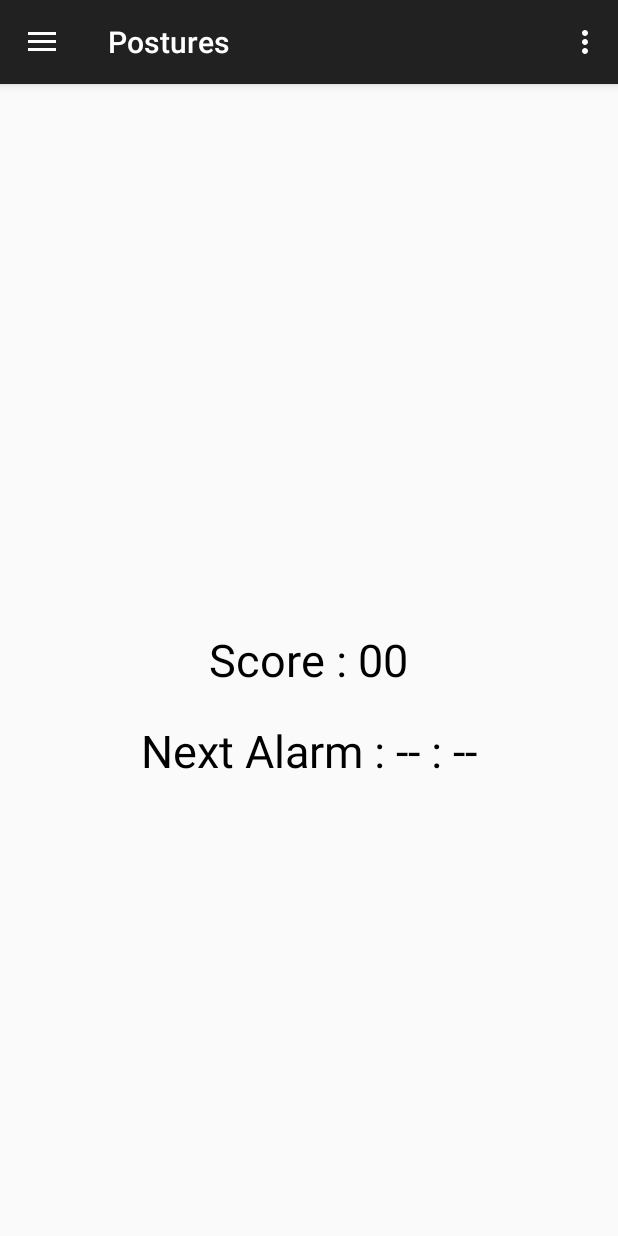
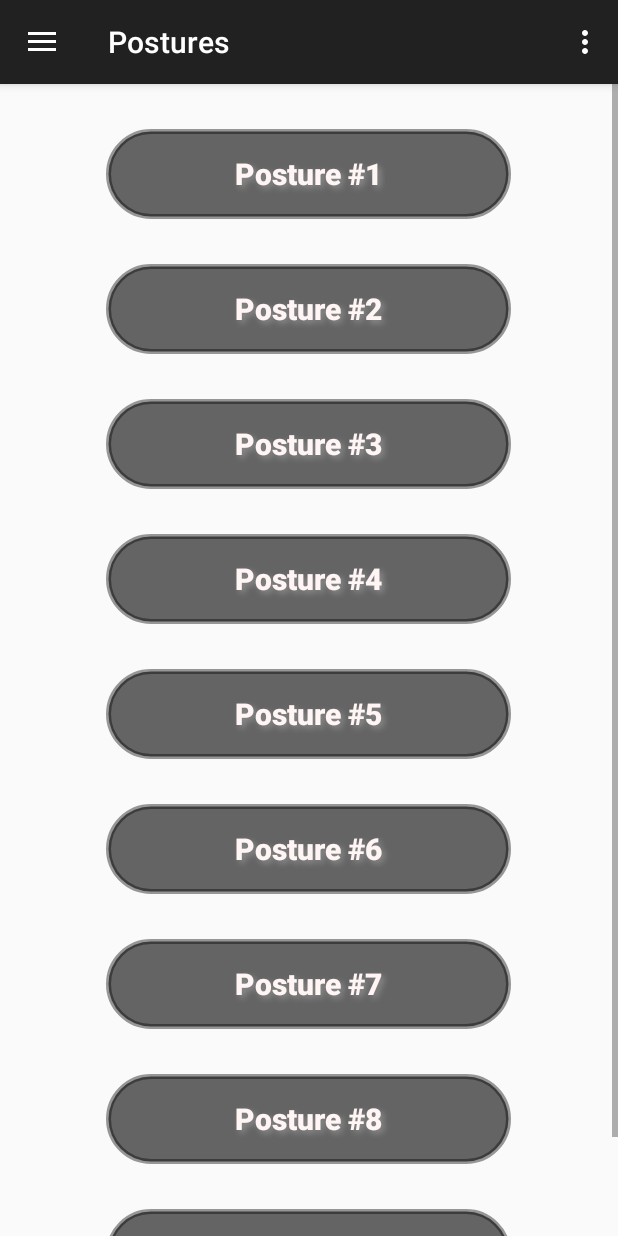
Before and after one commit to CE-KMITL-OOAD-2015/Move-and-Move-Alarm, an Android app: the MainActivity screen opened directly, with no data from a screen before it, in the side drawer, after a tap on "Postures", on a phone screen of 412 x 824 dp. Run offline under Robolectric (Android 15) with nearby library versions, the phone set to English and light mode, and no system bars; our stand-ins replace CircleImageView, Picasso; libraries missing offline, so code that uses them is left out: com.facebook, com.facebook.login; pictures from the network do not load; 1 statement that could not run was skipped.

Commit message:
add feature Posture menu

```diff
--- a/MAMTv1/app/src/main/java/com/fatel/mamtv1/Activity.java
+++ b/MAMTv1/app/src/main/java/com/fatel/mamtv1/Activity.java
@@ -63,7 +63,7 @@ public class Activity extends AppCompatActivity {
 
         context=getApplicationContext();
         if(ImageCollection.size()==0){
-            ImageCollection.initial();
+            ImageCollection.initial(context);
         }
 
         Log.i("Activity","can go +1");
--- /dev/null
+++ b/MAMTv1/app/src/main/java/com/fatel/mamtv1/ChoosePostureFragment.java
@@ -0,0 +1,51 @@
+package com.fatel.mamtv1;
+
+
+import android.content.DialogInterface;
+import android.content.Intent;
+import android.os.Bundle;
+import android.util.Log;
+import android.view.LayoutInflater;
+import android.view.View;
+import android.view.ViewGroup;
+import android.support.v4.app.Fragment;
+import android.widget.Button;
+import android.widget.Toast;
+
+/**
+ * A simple {@link Fragment} subclass.
+ */
+public class ChoosePostureFragment extends android.support.v4.app.Fragment implements View.OnClickListener {
+
+
+    public ChoosePostureFragment() {
+        // Required empty public constructor
+    }
+
+
+    @Override
+    public View onCreateView(LayoutInflater inflater, ViewGroup container,
+                             Bundle savedInstanceState) {
+        // Inflate the layout for this fragment
+        View v = inflater.inflate(R.layout.fragment_choose_posture, container, false);
+        Button posture1 = (Button)v.findViewById(R.id.post1);
+        Button posture2 = (Button)v.findViewById(R.id.post2);
+        Button posture3 = (Button)v.findViewById(R.id.post3);
+        Button posture4 = (Button)v.findViewById(R.id.post4);
+        Button posture5 = (Button)v.findViewById(R.id.post5);
+        Button posture6 = (Button)v.findViewById(R.id.post6);
+        Button posture7 = (Button)v.findViewById(R.id.post7);
+        Button posture8 = (Button)v.findViewById(R.id.post8);
+        Button posture9 = (Button)v.findViewById(R.id.post9);
+        Log.i("xx", "click0");
+        return inflater.inflate(R.layout.fragment_choose_posture, container, false);
+    }
+
+    @Override
+    public void onClick(View view) {
+        Intent intent = new Intent(getActivity(), PostureActivity.class);
+        intent.putExtra("value",9);
+        startActivity(intent);
+    }
+
+}
--- a/MAMTv1/app/src/main/java/com/fatel/mamtv1/Image.java
+++ b/MAMTv1/app/src/main/java/com/fatel/mamtv1/Image.java
@@ -1,4 +1,5 @@
 package com.fatel.mamtv1;
+import android.content.Context;
 import android.provider.BaseColumns;
 import android.util.Log;
 
@@ -19,9 +20,9 @@ public class Image {
         public static final String DESCRIPTION = "description";
     }
 
-    public Image (int id,int image,String description){
+    public Image (int id,int image,String description,Context context){
         this.id=id;
-        helper=new ImageHelper(Activity.context );
+        helper=new ImageHelper(context);//Activity.context );
         if (!(helper.hasImage(id))) helper.saveImage(id, image, description);
     }
 
--- /dev/null
+++ b/MAMTv1/app/src/main/res/layout/fragment_choose_posture.xml
@@ -0,0 +1,199 @@
+<ScrollView xmlns:android="http://schemas.android.com/apk/res/android"
+    xmlns:tools="http://schemas.android.com/tools" android:layout_width="match_parent"
+    android:layout_height="match_parent" tools:context="com.fatel.mamtv1.ChoosePostureFragment">
+    <RelativeLayout
+        android:layout_width="match_parent"
+        android:layout_height="match_parent"
+        android:fillViewport="true"
+        tools:context="com.fatel.mamtv1.ChoosePostureFragment">
+    <Button
+        android:id="@+id/post1"
+        android:text="Posture #1"
+        android:gravity="center"
+        android:textStyle="bold"
+        android:textColor="#FFF5F5"
+        android:textSize="20sp"
+        android:layout_gravity="center"
+        android:background="@drawable/buttonshape"
+        android:shadowColor="#919191"
+        android:shadowDx="3"
+        android:shadowDy="3"
+        android:shadowRadius="5"
+        android:layout_marginTop="30dp"
+        android:layout_centerHorizontal="true"
+        android:layout_width="wrap_content"
+        android:layout_height="wrap_content"
+        android:textAllCaps="false"
+        android:onClick="linkPosture1"
+        />
+    <Button
+        android:id="@+id/post2"
+        android:layout_below="@id/post1"
+        android:text="Posture #2"
+        android:gravity="center"
+        android:textStyle="bold"
+        android:textColor="#FFF5F5"
+        android:textSize="20sp"
+        android:layout_gravity="center"
+        android:background="@drawable/buttonshape"
+        android:shadowColor="#919191"
+        android:shadowDx="3"
+        android:shadowDy="3"
+        android:shadowRadius="5"
+        android:layout_marginTop="30dp"
+        android:layout_centerHorizontal="true"
+        android:layout_width="wrap_content"
+        android:layout_height="wrap_content"
+        android:textAllCaps="false"
+        android:onClick="linkPosture2"
+        />
+    <Button
+        android:id="@+id/post3"
+        android:layout_below="@id/post2"
+        android:text="Posture #3"
+        android:gravity="center"
+        android:textStyle="bold"
+        android:textColor="#FFF5F5"
+        android:textSize="20sp"
+        android:layout_gravity="center"
+        android:background="@drawable/buttonshape"
+        android:shadowColor="#919191"
+        android:shadowDx="3"
+        android:shadowDy="3"
+        android:shadowRadius="5"
+        android:layout_marginTop="30dp"
+        android:layout_centerHorizontal="true"
+        android:layout_width="wrap_content"
+        android:layout_height="wrap_content"
+        android:textAllCaps="false"
+        android:onClick="linkPosture3"
+        />
+    <Button
+        android:id="@+id/post4"
+        android:layout_below="@id/post3"
+        android:text="Posture #4"
+        android:gravity="center"
+        android:textStyle="bold"
+        android:textColor="#FFF5F5"
+        android:textSize="20sp"
+        android:layout_gravity="center"
+        android:background="@drawable/buttonshape"
+        android:shadowColor="#919191"
+        android:shadowDx="3"
+        android:shadowDy="3"
+        android:shadowRadius="5"
+        android:layout_marginTop="30dp"
+        android:layout_centerHorizontal="true"
+        android:layout_width="wrap_content"
+        android:layout_height="wrap_content"
+        android:textAllCaps="false"
+        android:onClick="linkPosture4"
+        />
+    <Button
+        android:id="@+id/post5"
+        android:layout_below="@id/post4"
+        android:text="Posture #5"
+        android:gravity="center"
+        android:textStyle="bold"
+        android:textColor="#FFF5F5"
+        android:textSize="20sp"
+        android:layout_gravity="center"
+        android:background="@drawable/buttonshape"
+        android:shadowColor="#919191"
+        android:shadowDx="3"
+        android:shadowDy="3"
+        android:shadowRadius="5"
+        android:layout_marginTop="30dp"
+        android:layout_centerHorizontal="true"
+        android:layout_width="wrap_content"
+        android:layout_height="wrap_content"
+        android:textAllCaps="false"
+        android:onClick="linkPosture5"
+        />
+    <Button
+        android:id="@+id/post6"
+        android:layout_below="@id/post5"
+        android:text="Posture #6"
+        android:gravity="center"
+        android:textStyle="bold"
+        android:textColor="#FFF5F5"
+        android:textSize="20sp"
+        android:layout_gravity="center"
+        android:background="@drawable/buttonshape"
+        android:shadowColor="#919191"
+        android:shadowDx="3"
+        android:shadowDy="3"
+        android:shadowRadius="5"
+        android:layout_marginTop="30dp"
+        android:layout_centerHorizontal="true"
+        android:layout_width="wrap_content"
+        android:layout_height="wrap_content"
+        android:textAllCaps="false"
+        android:onClick="linkPosture6"
+        />
+    <Button
+        android:id="@+id/post7"
+        android:layout_below="@id/post6"
+        android:text="Posture #7"
+        android:gravity="center"
+        android:textStyle="bold"
+        android:textColor="#FFF5F5"
+        android:textSize="20sp"
+        android:layout_gravity="center"
+        android:background="@drawable/buttonshape"
+        android:shadowColor="#919191"
+        android:shadowDx="3"
+        android:shadowDy="3"
+        android:shadowRadius="5"
+        android:layout_marginTop="30dp"
+        android:layout_centerHorizontal="true"
+        android:layout_width="wrap_content"
+        android:layout_height="wrap_content"
+        android:textAllCaps="false"
+        android:onClick="linkPosture7"
+        />
+    <Button
+        android:id="@+id/post8"
+        android:layout_below="@id/post7"
+        android:text="Posture #8"
+        android:gravity="center"
+        android:textStyle="bold"
+        android:textColor="#FFF5F5"
+        android:textSize="20sp"
+        android:layout_gravity="center"
+        android:background="@drawable/buttonshape"
+        android:shadowColor="#919191"
+        android:shadowDx="3"
+        android:shadowDy="3"
+        android:shadowRadius="5"
+        android:layout_marginTop="30dp"
+        android:layout_centerHorizontal="true"
+        android:layout_width="wrap_content"
+        android:layout_height="wrap_content"
+        android:textAllCaps="false"
+        android:onClick="linkPosture8"
+        />
+    <Button
+        android:id="@+id/post9"
+        android:layout_below="@id/post8"
+        android:text="Posture #9"
+        android:gravity="center"
+        android:textStyle="bold"
+        android:textColor="#FFF5F5"
+        android:textSize="20sp"
+        android:layout_gravity="center"
+        android:background="@drawable/buttonshape"
+        android:shadowColor="#919191"
+        android:shadowDx="3"
+        android:shadowDy="3"
+        android:shadowRadius="5"
+        android:layout_marginTop="30dp"
+        android:layout_centerHorizontal="true"
+        android:layout_width="wrap_content"
+        android:layout_height="wrap_content"
+        android:textAllCaps="false"
+        android:layout_marginBottom="30dp"
+        android:onClick="linkPosture9"
+        />
+    </RelativeLayout>
+</ScrollView>
--- /dev/null
+++ b/MAMTv1/app/src/main/res/menu/menu_posture.xml
@@ -0,0 +1,6 @@
+<menu xmlns:android="http://schemas.android.com/apk/res/android"
+    xmlns:app="http://schemas.android.com/apk/res-auto"
+    xmlns:tools="http://schemas.android.com/tools" tools:context="com.fatel.mamtv1.PostureActivity">
+    <item android:id="@+id/action_settings" android:title="@string/action_settings"
+        android:orderInCategory="100" app:showAsAction="never" />
+</menu>
--- a/MAMTv1/app/src/main/res/values/strings.xml
+++ b/MAMTv1/app/src/main/res/values/strings.xml
@@ -17,4 +17,5 @@
     <string name="title_activity_shared">Share_Activity</string>
     <string name="facebook_app_id">536873643131521</string>
     <string name="title_activity_pre">PreActivity</string>
+    <string name="title_activity_posture">PostureActivity</string>
 </resources>
```
Also changed, not shown: MAMTv1/app/src/main/AndroidManifest.xml (+11 -6 lines), MAMTv1/app/src/main/java/com/fatel/mamtv1/ImageCollection.java (+13 -12 lines), MAMTv1/app/src/main/java/com/fatel/mamtv1/MainActivity.java (+57 -0 lines), MAMTv1/app/src/main/java/com/fatel/mamtv1/PostureActivity.java (added, +148 -0 lines), MAMTv1/app/src/main/res/drawable/selector.xml (added, +10 -0 lines), MAMTv1/app/src/main/res/drawable/selector1.xml (added, +9 -0 lines), MAMTv1/app/src/main/res/drawable/selectorclose.xml (added, +9 -0 lines), MAMTv1/app/src/main/res/layout/activity_posture.xml (added, +54 -0 lines), MAMTv1/app/src/main/res/drawable/cbtn.png (added), MAMTv1/app/src/main/res/drawable/nbtn.png (added), MAMTv1/app/src/main/res/drawable/nbtn1.png (added), MAMTv1/app/src/main/res/drawable/obtn.png (added), MAMTv1/app/src/main/res/drawable/pbtn.png (added), MAMTv1/app/src/main/res/drawable/pbtn1.png (added).
